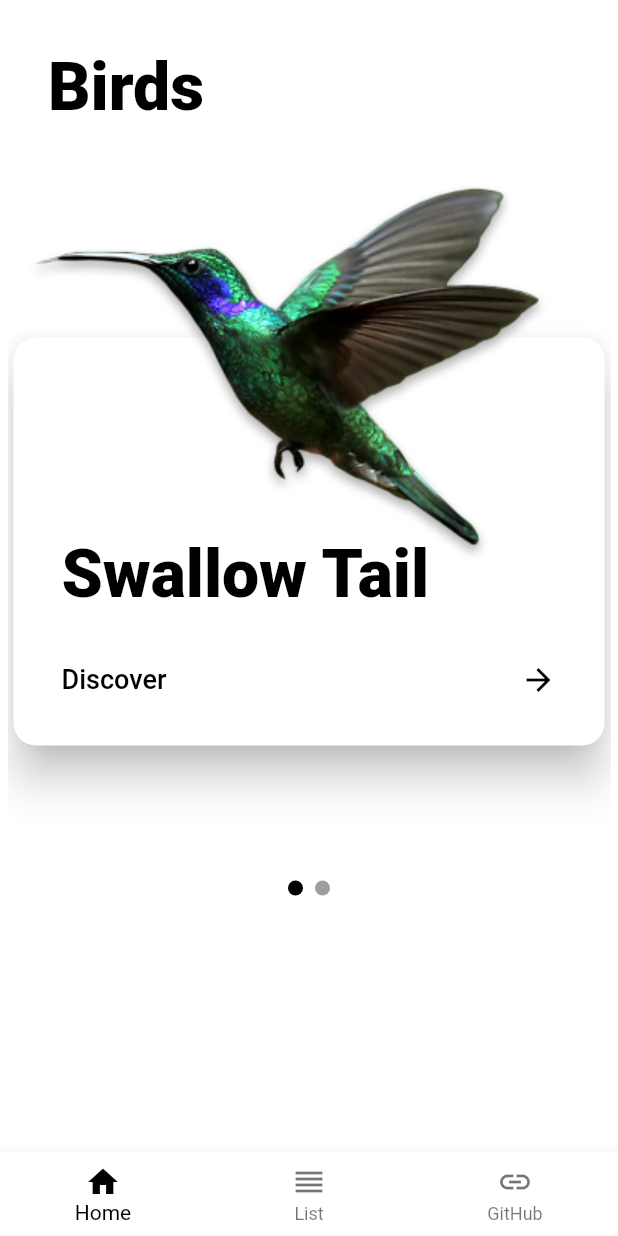
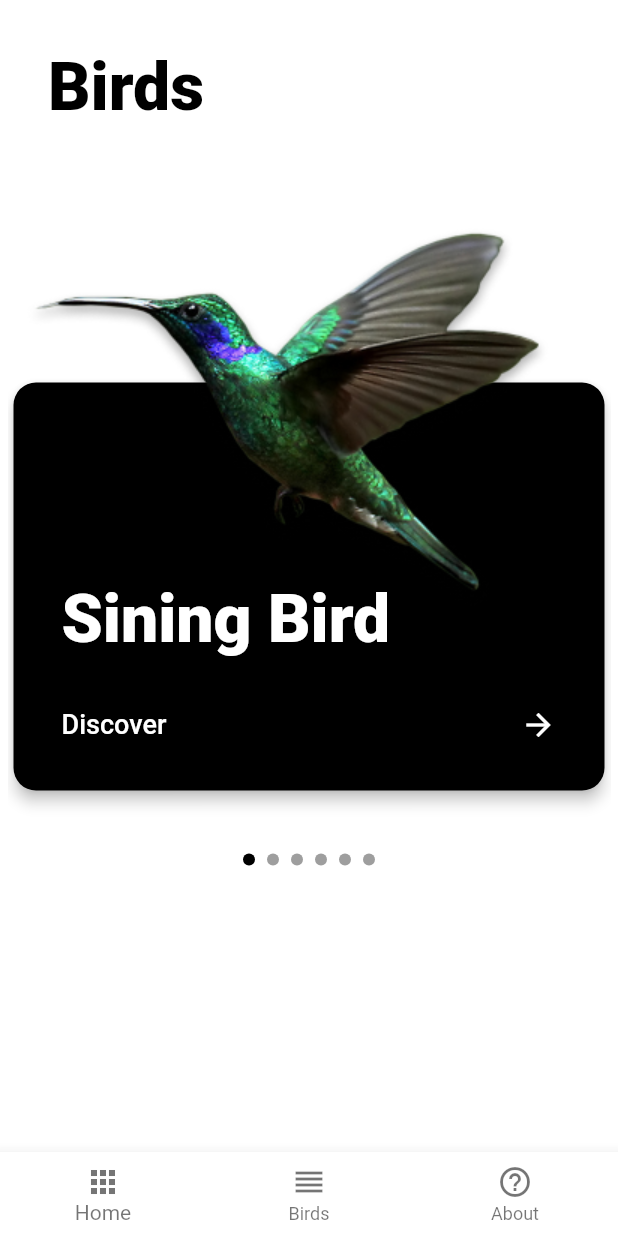
Before and after one commit to jordanliu/birds, a Flutter app: the screen it shows after launch, swiped to page 3, on a phone screen of 412 x 824 dp. Run offline on Flutter 3.47's test engine with Material 2 defaults, Android fonts, the phone set to English and light mode, and no system bars; our stand-ins replace flutter_swiper; Roboto replaces fonts that are missing (Avenir).

Commit message:
Updated birds, and revamped details

```diff
--- a/lib/bird.dart
+++ /dev/null
@@ -1,29 +0,0 @@
-class Bird {
-  final int id;
-  final String name;
-  final String description;
-  final String thumbnail;
-  final List<String> images;
-
-  Bird(this.id, {this.name, this.description, this.thumbnail, this.images});
-}
-
-List<Bird> birds = [
-  Bird(1,
-      name: "Swallow Tail",
-      description:
-          "The red-billed streamertail (Trochilus polytmus), also known as the doctor bird, scissor-tail or scissors tail hummingbird, is indigenous to Jamaica, where it is the most abundant and widespread member of the hummingbird family. ",
-      thumbnail: "assets/humming.png",
-      images: [
-        "https://www.hopkinsmedicine.org/sebin/z/j/Hummingbird.jpg",
-        "https://www.princeton.edu/sites/default/files/styles/half_2x/public/images/2018/12/IMG_9127.jpg?itok=156LUKD5",
-      ]),
-  Bird(2,
-      name: "Humming Bird",
-      description: "I too canfly",
-      thumbnail: "assets/humming.png",
-      images: [
-        "https://www.hopkinsmedicine.org/sebin/z/j/Hummingbird.jpg",
-        "https://www.princeton.edu/sites/default/files/styles/half_2x/public/images/2018/12/IMG_9127.jpg?itok=156LUKD5",
-      ])
-];
--- /dev/null
+++ b/lib/birds.dart
@@ -0,0 +1,73 @@
+class Bird {
+  final int id;
+  final String name;
+  final String conservationStatus;
+  final String description;
+  final String thumbnail;
+  final List<String> images;
+
+  Bird(this.id,
+      {this.name,
+      this.conservationStatus,
+      this.description,
+      this.thumbnail,
+      this.images});
+}
+
+List<Bird> birds = [
+  Bird(1,
+      name: "Swallow Tail",
+      conservationStatus: "Vulnerable",
+      description:
+          "The red-billed streamertail (Trochilus polytmus), also known as the doctor bird, scissor-tail or scissors tail hummingbird, is indigenous to Jamaica, where it is the most abundant and widespread member of the hummingbird family. ",
+      thumbnail: "assets/humming.png",
+      images: [
+        "https://www.hopkinsmedicine.org/sebin/z/j/Hummingbird.jpg",
+        "https://www.princeton.edu/sites/default/files/styles/half_2x/public/images/2018/12/IMG_9127.jpg?itok=156LUKD5",
+      ]),
+  Bird(2,
+      name: "Humming Bird",
+      conservationStatus: "Vulnerable",
+      description: "I too canfly",
+      thumbnail: "assets/humming.png",
+      images: [
+        "https://www.hopkinsmedicine.org/sebin/z/j/Hummingbird.jpg",
+        "https://www.princeton.edu/sites/default/files/styles/half_2x/public/images/2018/12/IMG_9127.jpg?itok=156LUKD5",
+      ]),
+  Bird(3,
+      name: "Sining Bird",
+      conservationStatus: "Vulnerable",
+      description: "I too canfly",
+      thumbnail: "assets/humming.png",
+      images: [
+        "https://www.hopkinsmedicine.org/sebin/z/j/Hummingbird.jpg",
+        "https://www.princeton.edu/sites/default/files/styles/half_2x/public/images/2018/12/IMG_9127.jpg?itok=156LUKD5",
+      ]),
+  Bird(4,
+      name: "Ugly Bird",
+      conservationStatus: "Vulnerable",
+      description: "I too canfly",
+      thumbnail: "assets/humming.png",
+      images: [
+        "https://www.hopkinsmedicine.org/sebin/z/j/Hummingbird.jpg",
+        "https://www.princeton.edu/sites/default/files/styles/half_2x/public/images/2018/12/IMG_9127.jpg?itok=156LUKD5",
+      ]),
+  Bird(5,
+      name: "Ugly Bird",
+      conservationStatus: "Vulnerable",
+      description: "I too canfly",
+      thumbnail: "assets/humming.png",
+      images: [
+        "https://www.hopkinsmedicine.org/sebin/z/j/Hummingbird.jpg",
+        "https://www.princeton.edu/sites/default/files/styles/half_2x/public/images/2018/12/IMG_9127.jpg?itok=156LUKD5",
+      ]),
+  Bird(6,
+      name: "Ugly Bird",
+      conservationStatus: "Vulnerable",
+      description: "I too canfly",
+      thumbnail: "assets/humming.png",
+      images: [
+        "https://www.hopkinsmedicine.org/sebin/z/j/Hummingbird.jpg",
+        "https://www.princeton.edu/sites/default/files/styles/half_2x/public/images/2018/12/IMG_9127.jpg?itok=156LUKD5",
+      ]),
+];
--- a/lib/bottomnavigation.dart
+++ b/lib/bottomnavigation.dart
@@ -7,19 +7,19 @@ class BottomNavigation extends StatelessWidget {
       backgroundColor: Colors.white,
       items: const <BottomNavigationBarItem>[
         BottomNavigationBarItem(
-          icon: Icon(Icons.home),
+          icon: Icon(Icons.apps),
           label: 'Home',
         ),
         BottomNavigationBarItem(
           icon: Icon(Icons.reorder),
-          label: 'List',
+          label: 'Birds',
         ),
         BottomNavigationBarItem(
-          icon: Icon(Icons.link),
-          label: 'GitHub',
+          icon: Icon(Icons.help_outline),
+          label: 'About',
         ),
       ],
-      selectedItemColor: Colors.black,
+      selectedItemColor: Colors.black54,
     );
   }
 }
--- a/lib/homepage.dart
+++ b/lib/homepage.dart
@@ -1,6 +1,6 @@
 import 'package:flutter/material.dart';
 import 'package:flutter_swiper/flutter_swiper.dart';
-import 'bird.dart';
+import 'birds.dart';
 import 'detailspage.dart';
 import 'bottomnavigation.dart';
 
@@ -34,10 +34,13 @@ class _HomePageState extends State<HomePage> {
                           ),
                           textAlign: TextAlign.left,
                         ),
+                        SizedBox(
+                          height: 30,
+                        ),
                       ],
                     )),
                 Container(
-                    height: 500,
+                    height: 450,
                     padding: const EdgeInsets.all(5),
                     child: Swiper(
                       itemCount: birds.length,
@@ -46,7 +49,8 @@ class _HomePageState extends State<HomePage> {
                         builder: DotSwiperPaginationBuilder(
                             color: Colors.grey,
                             activeColor: Colors.black,
-                            activeSize: 10,
+                            activeSize: 8,
+                            size: 8,
                             space: 4),
                       ),
                       itemBuilder: (context, index) {
@@ -69,11 +73,12 @@ class _HomePageState extends State<HomePage> {
                                 children: <Widget>[
                                   SizedBox(height: 100),
                                   Card(
-                                    elevation: 12,
+                                    clipBehavior: Clip.antiAlias,
+                                    elevation: 4,
                                     shape: RoundedRectangleBorder(
                                       borderRadius: BorderRadius.circular(15),
                                     ),
-                                    color: Colors.white,
+                                    color: Colors.black,
                                     child: Padding(
                                       padding: const EdgeInsets.all(32.0),
                                       child: Column(
@@ -86,7 +91,7 @@ class _HomePageState extends State<HomePage> {
                                             style: TextStyle(
                                               fontFamily: 'Avenir',
                                               fontSize: 44,
-                                              color: Colors.black,
+                                              color: Colors.white,
                                               fontWeight: FontWeight.w900,
                                             ),
                                             textAlign: TextAlign.left,
@@ -101,13 +106,13 @@ class _HomePageState extends State<HomePage> {
                                                 style: TextStyle(
                                                   fontFamily: 'Avenir',
                                                   fontSize: 18,
-                                                  color: Colors.black,
+                                                  color: Colors.white,
                                                   fontWeight: FontWeight.w500,
                                                 ),
                                               ),
                                               Icon(
                                                 Icons.arrow_forward,
-                                                color: Colors.black,
+                                                color: Colors.white,
                                               ),
                                             ],
                                           ),
```
Also changed, not shown: lib/detailspage.dart (+52 -11 lines).
